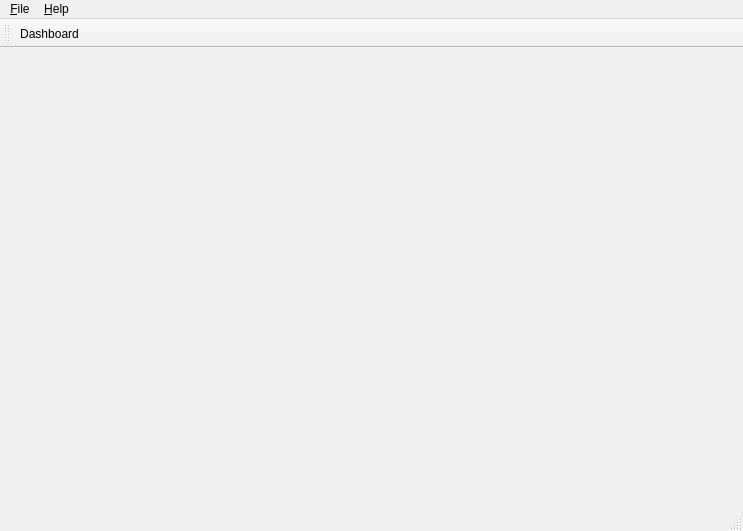
First picture: the form in mainwindow.ui, repository Fikr-Malaysia/QtDC, before the edit.
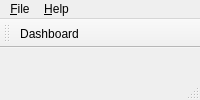
Second picture: the form after the edit. Icons and pictures are not drawn.

Commit message: tab is good

Diff of the .ui file:
```diff
--- a/mainwindow.ui
+++ b/mainwindow.ui
@@ -2,20 +2,15 @@
 <ui version="4.0">
  <class>MainWindow</class>
  <widget class="QMainWindow" name="MainWindow">
-  <property name="geometry">
-   <rect>
-    <x>0</x>
-    <y>0</y>
-    <width>743</width>
-    <height>531</height>
-   </rect>
-  </property>
   <property name="windowTitle">
    <string>Distribution Centre Control Panel</string>
   </property>
   <property name="toolButtonStyle">
    <enum>Qt::ToolButtonTextUnderIcon</enum>
   </property>
+  <property name="tabShape">
+   <enum>QTabWidget::Triangular</enum>
+  </property>
   <property name="unifiedTitleAndToolBarOnMac">
    <bool>true</bool>
   </property>
@@ -25,8 +20,8 @@
     <rect>
      <x>0</x>
      <y>0</y>
-     <width>743</width>
-     <height>25</height>
+     <width>410</width>
+     <height>21</height>
     </rect>
    </property>
    <widget class="QMenu" name="menu_File">
```
The commit also changes 4 other files.
